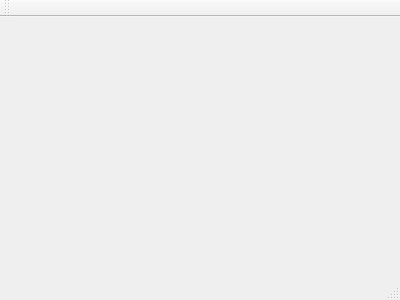
Before: the Qt Designer form mainwindow.ui in codilemma/QtCurves, drawn with Qt 5.
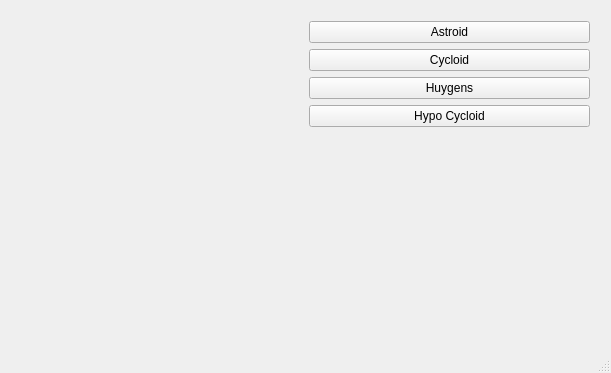
After: the same form once the commit is applied. Custom widgets are drawn as their Qt base class.

The edit to the form file:
```diff
--- a/mainwindow.ui
+++ b/mainwindow.ui
@@ -1,24 +1,90 @@
 <ui version="4.0">
  <class>MainWindow</class>
- <widget class="QMainWindow" name="MainWindow" >
-  <property name="geometry" >
+ <widget class="QMainWindow" name="MainWindow">
+  <property name="geometry">
    <rect>
     <x>0</x>
     <y>0</y>
-    <width>400</width>
-    <height>300</height>
+    <width>611</width>
+    <height>373</height>
    </rect>
   </property>
   <property name="windowTitle" >
    <string>MainWindow</string>
   </property>
-  <widget class="QMenuBar" name="menuBar" />
-  <widget class="QToolBar" name="mainToolBar" />
-  <widget class="QWidget" name="centralWidget" />
-  <widget class="QStatusBar" name="statusBar" />
+  <widget class="QWidget" name="centralWidget">
+   <widget class="QWidget" name="">
+    <property name="geometry">
+     <rect>
+      <x>10</x>
+      <y>10</y>
+      <width>591</width>
+      <height>331</height>
+     </rect>
+    </property>
+    <layout class="QHBoxLayout" name="horizontalLayout">
+     <item>
+      <widget class="RenderArea" name="renderArea" native="true"/>
+     </item>
+     <item>
+      <layout class="QVBoxLayout" name="verticalLayout">
+       <item>
+        <widget class="QPushButton" name="btnAstroid">
+         <property name="text">
+          <string>Astroid</string>
+         </property>
+        </widget>
+       </item>
+       <item>
+        <widget class="QPushButton" name="btnCycloid">
+         <property name="text">
+          <string>Cycloid</string>
+         </property>
+        </widget>
+       </item>
+       <item>
+        <widget class="QPushButton" name="btnHuygens">
+         <property name="text">
+          <string>Huygens</string>
+         </property>
+        </widget>
+       </item>
+       <item>
+        <widget class="QPushButton" name="btnHypo">
+         <property name="text">
+          <string>Hypo Cycloid</string>
+         </property>
+        </widget>
+       </item>
+       <item>
+        <spacer name="verticalSpacer">
+         <property name="orientation">
+          <enum>Qt::Vertical</enum>
+         </property>
+         <property name="sizeHint" stdset="0">
+          <size>
+           <width>20</width>
+           <height>40</height>
+          </size>
+         </property>
+        </spacer>
+       </item>
+      </layout>
+     </item>
+    </layout>
+   </widget>
+  </widget>
+  <widget class="QStatusBar" name="statusBar"/>
  </widget>
- <layoutDefault spacing="6" margin="11" />
- <pixmapfunction></pixmapfunction>
+ <layoutdefault spacing="6" margin="11"/>
+ <customwidgets>
+  <customwidget>
+   <class>RenderArea</class>
+   <extends>QWidget</extends>
+   <header>renderarea.h</header>
+   <container>1</container>
+  </customwidget>
+ </customwidgets>
  <resources/>
  <connections/>
 </ui>
```
Left out of the diff: 3 changed lines with no effect on the pictures.
